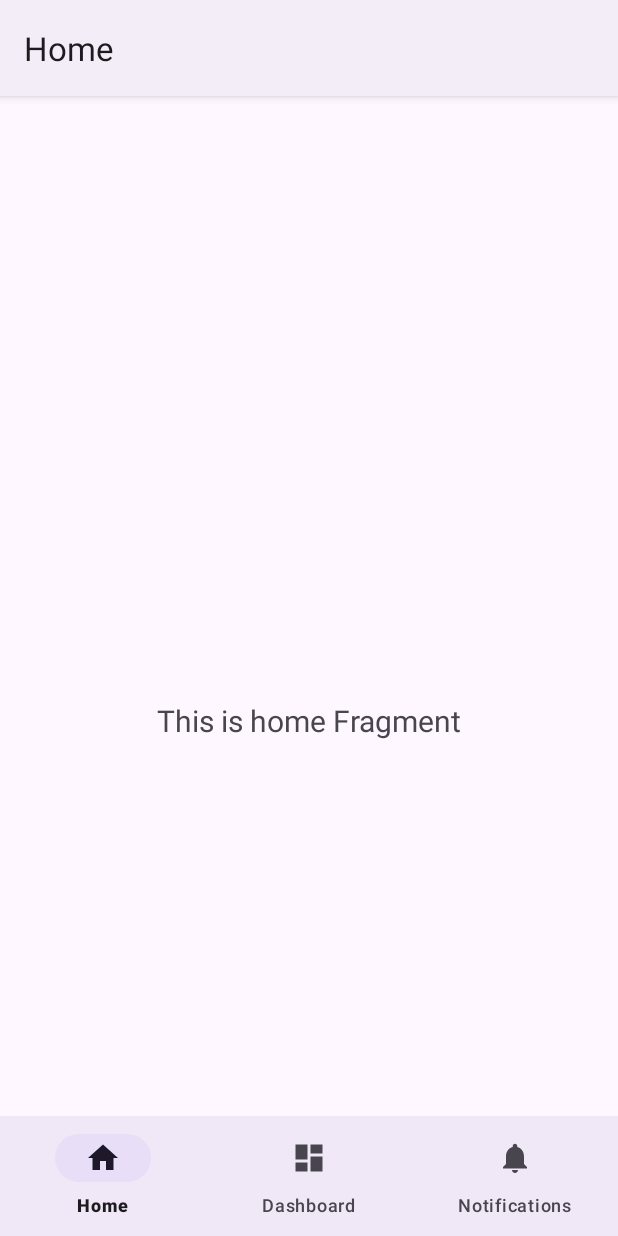
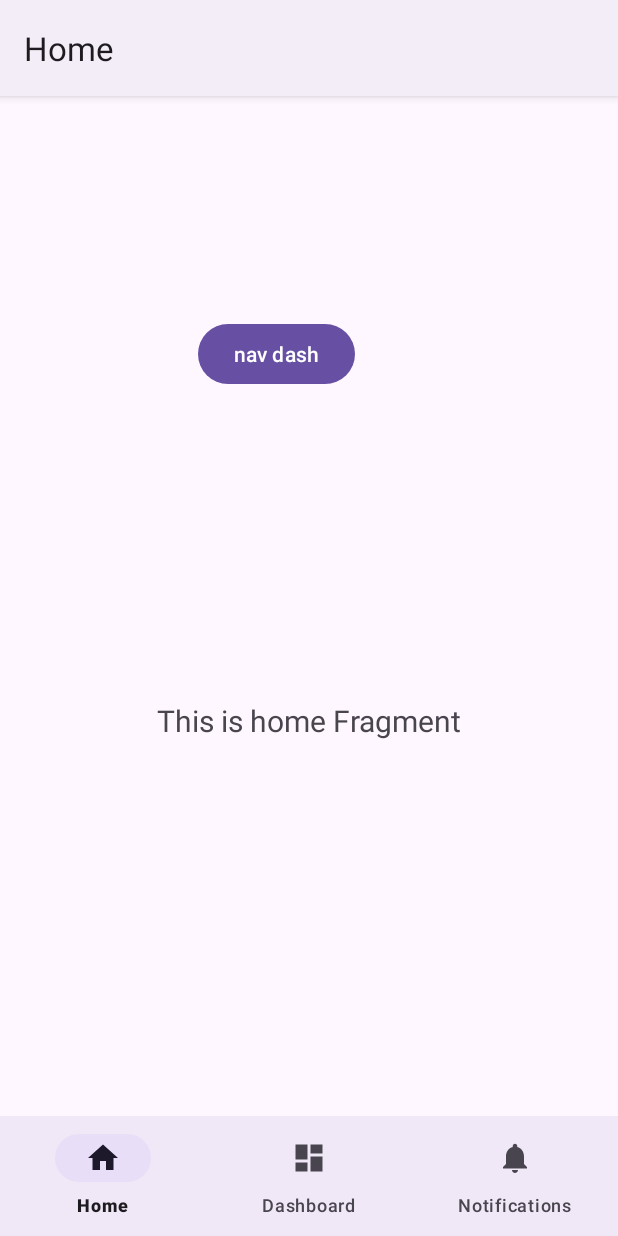
Before and after one commit to abdultanveer/amdocsapp, an Android app: the screen it shows after launch (BottomNNavActivity), on a phone screen of 412 x 824 dp. Run offline under Robolectric (Android 15) with nearby library versions, the phone set to English and light mode, and no system bars; our stand-ins replace navigation-ui.

```diff
--- a/app/build.gradle.kts
+++ b/app/build.gradle.kts
@@ -50,6 +50,8 @@ dependencies {
     implementation(libs.androidx.lifecycle.viewmodel.ktx)
     implementation(libs.androidx.navigation.fragment.ktx)
     implementation(libs.androidx.navigation.ui.ktx)
+    implementation(libs.retrofit)
+    implementation(libs.converter.scalars)
     testImplementation(libs.junit)
     androidTestImplementation(libs.androidx.junit)
     androidTestImplementation(libs.androidx.espresso.core)
--- a/app/src/main/AndroidManifest.xml
+++ b/app/src/main/AndroidManifest.xml
@@ -1,7 +1,7 @@
 <?xml version="1.0" encoding="utf-8"?>
 <manifest xmlns:android="http://schemas.android.com/apk/res/android"
     xmlns:tools="http://schemas.android.com/tools">
-
+<uses-permission android:name="android.permission.INTERNET"/>
     <application
         android:allowBackup="true"
         android:dataExtractionRules="@xml/data_extraction_rules"
--- a/app/src/main/java/com/example/amdocsapp/ui/home/HomeFragment.kt
+++ b/app/src/main/java/com/example/amdocsapp/ui/home/HomeFragment.kt
@@ -11,6 +11,7 @@ import com.example.amdocsapp.databinding.FragmentHomeBinding
 
 class HomeFragment : Fragment() {
 
+  lateinit  var homeViewModel:HomeViewModel
     private var _binding: FragmentHomeBinding? = null
 
     // This property is only valid between onCreateView and
@@ -22,7 +23,7 @@ class HomeFragment : Fragment() {
         container: ViewGroup?,
         savedInstanceState: Bundle?
     ): View {
-        val homeViewModel =
+         homeViewModel =
             ViewModelProvider(this).get(HomeViewModel::class.java)
 
         _binding = FragmentHomeBinding.inflate(inflater, container, false)
@@ -35,6 +36,14 @@ class HomeFragment : Fragment() {
         return root
     }
 
+    override fun onStart() {
+        super.onStart()
+        binding.btnDash.setOnClickListener {
+            homeViewModel.getMarsPhotos()
+        }
+    }
+
+
     override fun onDestroyView() {
         super.onDestroyView()
         _binding = null
--- a/app/src/main/res/layout/fragment_home.xml
+++ b/app/src/main/res/layout/fragment_home.xml
@@ -19,4 +19,14 @@
         app:layout_constraintEnd_toEndOf="parent"
         app:layout_constraintStart_toStartOf="parent"
         app:layout_constraintTop_toTopOf="parent" />
+
+    <Button
+        android:id="@+id/btnDash"
+        android:layout_width="wrap_content"
+        android:layout_height="wrap_content"
+        android:layout_marginStart="132dp"
+        android:layout_marginTop="84dp"
+        android:text="nav dash"
+        app:layout_constraintStart_toStartOf="parent"
+        app:layout_constraintTop_toTopOf="parent" />
 </androidx.constraintlayout.widget.ConstraintLayout>
--- a/app/src/main/res/navigation/mobile_navigation.xml
+++ b/app/src/main/res/navigation/mobile_navigation.xml
@@ -9,7 +9,11 @@
         android:id="@+id/navigation_home"
         android:name="com.example.amdocsapp.ui.home.HomeFragment"
         android:label="@string/title_home"
-        tools:layout="@layout/fragment_home" />
+        tools:layout="@layout/fragment_home" >
+        <action
+            android:id="@+id/action_navigation_home_to_navigation_dashboard"
+            app:destination="@id/navigation_dashboard" />
+    </fragment>
 
     <fragment
         android:id="@+id/navigation_dashboard"
--- a/gradle/libs.versions.toml
+++ b/gradle/libs.versions.toml
@@ -13,6 +13,8 @@ lifecycleLivedataKtx = "2.6.1"
 lifecycleViewmodelKtx = "2.6.1"
 navigationFragmentKtx = "2.6.0"
 navigationUiKtx = "2.6.0"
+retrofit = "2.11.0"
+converterScalars = "2.11.0"
 
 [libraries]
 androidx-core-ktx = { group = "androidx.core", name = "core-ktx", version.ref = "coreKtx" }
@@ -27,6 +29,8 @@ androidx-lifecycle-livedata-ktx = { group = "androidx.lifecycle", name = "lifecy
 androidx-lifecycle-viewmodel-ktx = { group = "androidx.lifecycle", name = "lifecycle-viewmodel-ktx", version.ref = "lifecycleViewmodelKtx" }
 androidx-navigation-fragment-ktx = { group = "androidx.navigation", name = "navigation-fragment-ktx", version.ref = "navigationFragmentKtx" }
 androidx-navigation-ui-ktx = { group = "androidx.navigation", name = "navigation-ui-ktx", version.ref = "navigationUiKtx" }
+retrofit = { group = "com.squareup.retrofit2", name = "retrofit", version.ref = "retrofit" }
+converter-scalars = { group = "com.squareup.retrofit2", name = "converter-scalars", version.ref = "converterScalars" }
 
 [plugins]
 android-application = { id = "com.android.application", version.ref = "agp" }
```
Also changed, not shown: app/src/main/java/com/example/amdocsapp/network/MarsApiService.kt (added, +31 -0 lines), app/src/main/java/com/example/amdocsapp/ui/home/HomeViewModel.kt (+14 -0 lines).
